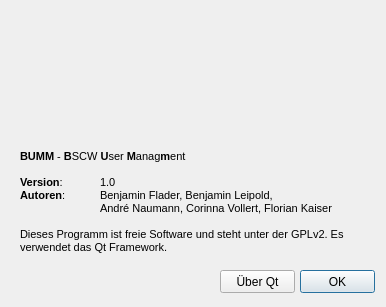
Above: ui/InfoDialog.ui from floriandotorg/bumm before the change. Below: the same form after it.
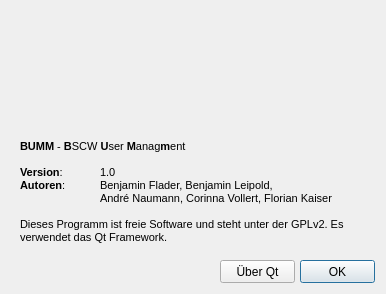
That is the form after the change. Icons and pictures are not drawn.

Commit message: MainWindow, UserDetails, UserList, InfoDialog erweitert

```diff
--- a/ui/InfoDialog.ui
+++ b/ui/InfoDialog.ui
@@ -6,7 +6,7 @@
     <x>0</x>
     <y>0</y>
     <width>386</width>
-    <height>307</height>
+    <height>294</height>
    </rect>
   </property>
   <property name="sizePolicy" >
@@ -15,6 +15,18 @@
     <verstretch>0</verstretch>
    </sizepolicy>
   </property>
+  <property name="minimumSize" >
+   <size>
+    <width>386</width>
+    <height>294</height>
+   </size>
+  </property>
+  <property name="maximumSize" >
+   <size>
+    <width>386</width>
+    <height>294</height>
+   </size>
+  </property>
   <property name="windowTitle" >
    <string>Über BUMM</string>
   </property>
@@ -26,7 +38,7 @@
    <property name="geometry" >
     <rect>
      <x>20</x>
-     <y>150</y>
+     <y>140</y>
      <width>351</width>
      <height>121</height>
     </rect>
@@ -58,7 +70,7 @@
    <property name="geometry" >
     <rect>
      <x>300</x>
-     <y>270</y>
+     <y>260</y>
      <width>75</width>
      <height>23</height>
     </rect>
@@ -71,7 +83,7 @@
    <property name="geometry" >
     <rect>
      <x>220</x>
-     <y>270</y>
+     <y>260</y>
      <width>75</width>
      <height>23</height>
     </rect>
@@ -84,7 +96,7 @@
    <property name="geometry" >
     <rect>
      <x>70</x>
-     <y>10</y>
+     <y>0</y>
      <width>241</width>
      <height>131</height>
     </rect>
```
Left out of the diff: 1 changed line with no effect on the pictures. The commit also changes 11 other files.
